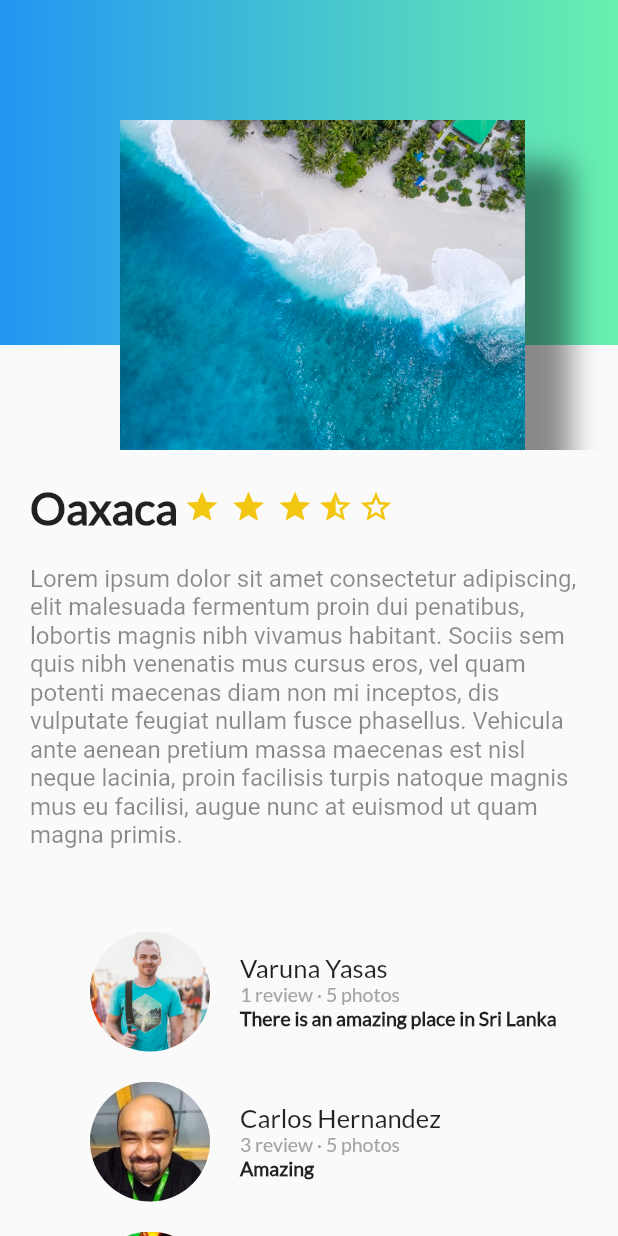
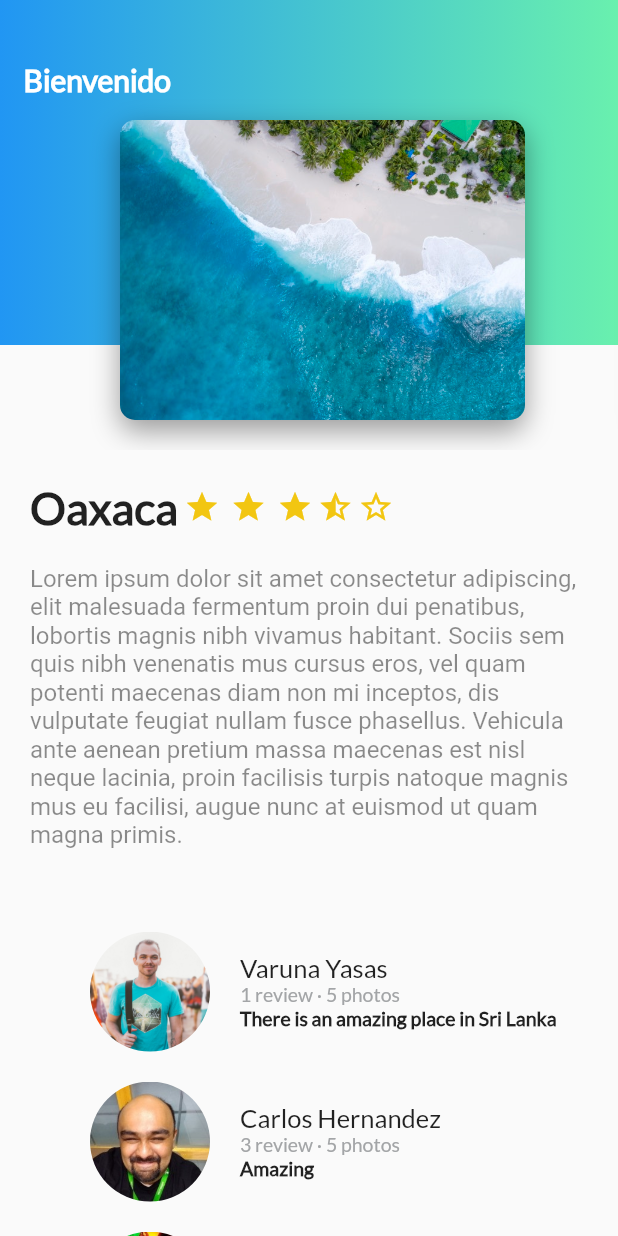
Before and after one commit to liz84pp/ProyectoFinal, a Flutter app: the screen it shows after launch, on a phone screen of 412 x 824 dp. Run offline on Flutter 3.47's test engine with Material 2 defaults, Android fonts, the phone set to English and light mode, and no system bars.

Commit message:
titulo de la barra gradiente

```diff
--- a/lib/background_gradient.dart
+++ b/lib/background_gradient.dart
@@ -1,6 +1,10 @@
 import 'package:flutter/material.dart';
 
 class GradientBackground extends StatelessWidget {
+
+  String title = "Popular";
+  GradientBackground(this.title);
+
   @override
   Widget build(BuildContext context) {
     // TODO: implement build
@@ -14,6 +18,17 @@ class GradientBackground extends StatelessWidget {
           ]
         ),
       ),
+      child: Text(
+        title,
+        style: TextStyle(
+            color: Colors.white,
+            fontSize: 20.0,
+            fontFamily: "Lato",
+            fontWeight: FontWeight.bold
+        ),
+      ),
+
+      alignment: Alignment(-0.9, -0.6),
     );
 
   }
--- a/lib/cardimage.dart
+++ b/lib/cardimage.dart
@@ -13,20 +13,24 @@ class CardImage extends StatelessWidget {
       width: 270.0,
       margin: EdgeInsets.only(
         top: 80.0,
-        left: 80.0
+        left: 80.0,
+        bottom: 20.0
       ),
       decoration: BoxDecoration(
           image: DecorationImage(
               fit: BoxFit.cover,
               image: AssetImage(pathImage)
           ),
-      boxShadow: [
-        BoxShadow(
-          color: Colors.black45,
+          borderRadius: BorderRadius.all(Radius.circular(10.0)),
+          shape: BoxShape.rectangle,
+          boxShadow: <BoxShadow>[
+            BoxShadow (
+                color:  Colors.black38,
                 blurRadius: 15.0,
-          offset: Offset(30.0, 30.0)
+                offset: Offset(0.0, 7.0)
             )
           ]
+
       ),
     );
 
--- a/lib/header_appbar.dart
+++ b/lib/header_appbar.dart
@@ -8,7 +8,7 @@ class HeaderAppBar extends StatelessWidget{
     // TODO: implement build
     return Stack(
       children: [
-        GradientBackground(),
+        GradientBackground("Bienvenido"),
         CardImageList()
       ],
     );
```
Lines whose indentation alone changed are shown as unchanged.
